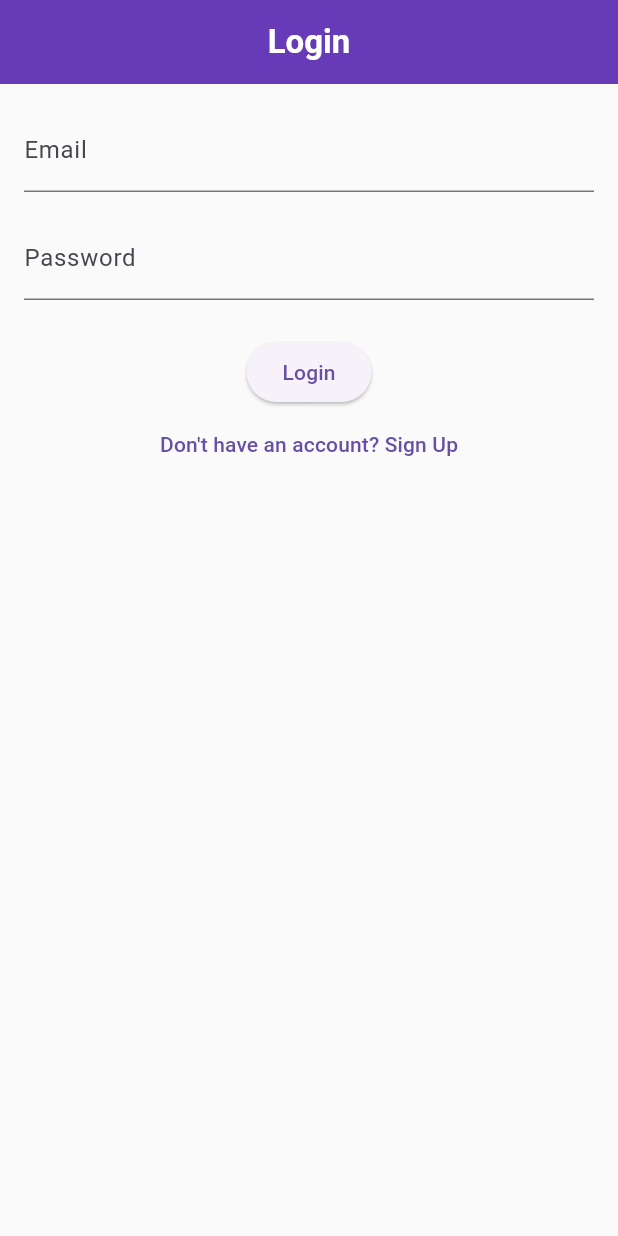
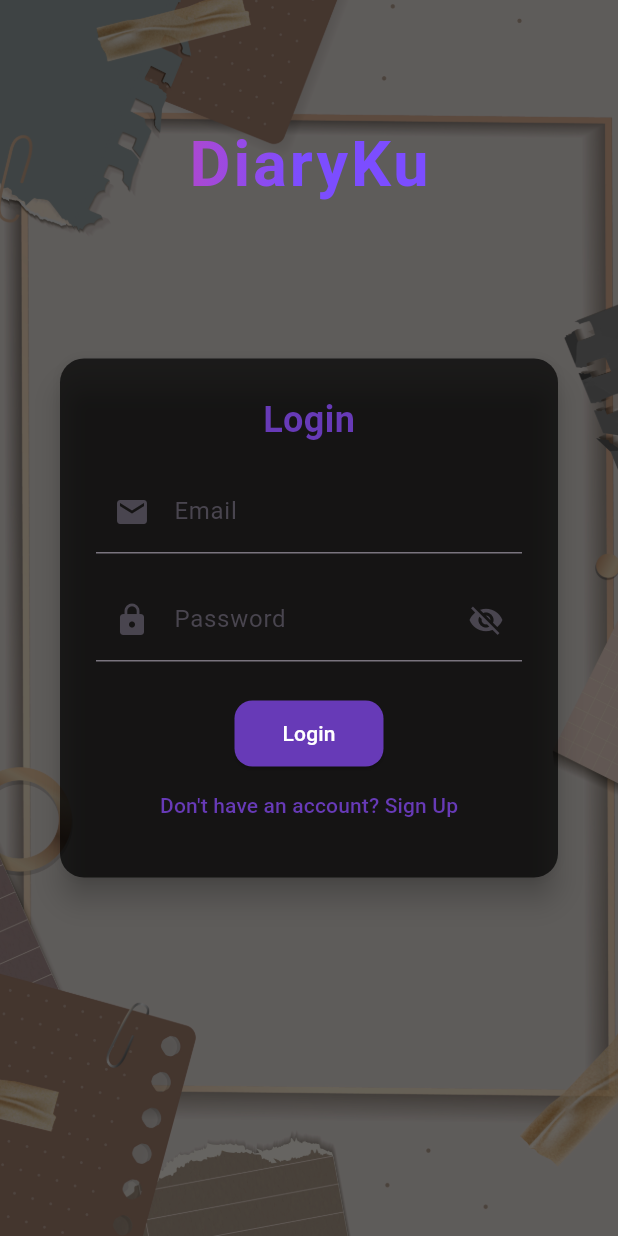
Before and after one commit to Iqmal312/mydiary, a Flutter app: the screen it shows after launch, on a phone screen of 412 x 824 dp. Run offline on Flutter 3.47's test engine with Material 3 defaults, Android fonts, the phone set to English and light mode, and no system bars; our stand-ins replace fl_chart, flutter_local_notifications, flutter_native_timezone, image_picker, shared_preferences, speech_to_text and 3 more; accounts and stored records are empty.

Commit message:
design login page

```diff
--- a/lib/auth_screen.dart
+++ b/lib/auth_screen.dart
@@ -1,6 +1,7 @@
 import 'package:flutter/material.dart';
 import 'database_helper.dart';
 import 'main_navigation.dart';
+import 'dart:ui' as ui;
 
 class AuthScreen extends StatefulWidget {
   const AuthScreen({super.key});
@@ -12,6 +13,7 @@ class AuthScreen extends StatefulWidget {
 class _AuthScreenState extends State<AuthScreen> {
   final _formKey = GlobalKey<FormState>();
   bool _isLogin = true;
+  bool _showPassword = false;
   String _email = '';
   String _password = '';
   final DatabaseHelper _dbHelper = DatabaseHelper();
@@ -24,7 +26,6 @@ class _AuthScreenState extends State<AuthScreen> {
         final user = await _dbHelper.getUser(_email, _password);
         debugPrint('Fetched user: $user');
         if (user != null) {
-        // Save user ID in AuthService for global access (optional)
           AuthService.instance.currentUserId = user['id'] as int;
 
           Navigator.pushReplacement(
@@ -48,7 +49,6 @@ debugPrint('Fetched user: $user');
     }
   }
 
-
   void _showError(String message) {
     ScaffoldMessenger.of(context).showSnackBar(
       SnackBar(content: Text(message), backgroundColor: Colors.red),
@@ -64,15 +64,74 @@ debugPrint('Fetched user: $user');
   @override
   Widget build(BuildContext context) {
     return Scaffold(
-      appBar: AppBar(title: Text(_isLogin ? 'Login' : 'Sign Up')),
-      body: Padding(
-        padding: const EdgeInsets.all(16),
+      body: Stack(
+        children: [
+          // 🎨 Background Image
+          Container(
+            decoration: const BoxDecoration(
+              image: DecorationImage(
+                image: AssetImage("assets/login.jpg"),
+                fit: BoxFit.cover,
+              ),
+            ),
+          ),
+
+          // 🌫️ Overlay
+          Container(color: Colors.black.withOpacity(0.6)),
+
+          // ✨ Stylish App Title at top center
+          Positioned(
+            top: 80,
+            left: 0,
+            right: 0,
+            child: Center(
+              child: Text(
+                'DiaryKu',
+                style: TextStyle(
+                  fontSize: 42,
+                  fontWeight: FontWeight.bold,
+                  letterSpacing: 2,
+                  foreground: Paint()
+                      ..shader = const LinearGradient(
+                        colors: [Colors.pinkAccent, Colors.deepPurpleAccent],
+                      ).createShader(
+                        Rect.fromLTWH(0.0, 0.0, 200.0, 70.0),
+                      ),
+                ),
+              ),
+            ),
+          ),
+
+
+          // 📝 Login / Sign Up Form
+          Center(
+            child: SingleChildScrollView(
+              padding: const EdgeInsets.all(24),
+              child: Card(
+                shape: RoundedRectangleBorder(borderRadius: BorderRadius.circular(16)),
+                elevation: 8,
+                color: Colors.black.withOpacity(0.7),
+                child: Padding(
+                  padding: const EdgeInsets.all(24),
                   child: Form(
                     key: _formKey,
                     child: Column(
+                      mainAxisSize: MainAxisSize.min,
                       children: [
+                        Text(
+                          _isLogin ? 'Login' : 'Sign Up',
+                          style: const TextStyle(
+                            fontSize: 24,
+                            fontWeight: FontWeight.bold,
+                            color: Colors.deepPurple,
+                          ),
+                        ),
+                        const SizedBox(height: 16),
                         TextFormField(
-                decoration: const InputDecoration(labelText: 'Email'),
+                          decoration: const InputDecoration(
+                            labelText: 'Email',
+                            prefixIcon: Icon(Icons.email),
+                          ),
                           keyboardType: TextInputType.emailAddress,
                           validator: (value) =>
                               value != null && value.contains('@') ? null : 'Enter a valid email',
@@ -80,8 +139,19 @@ debugPrint('Fetched user: $user');
                         ),
                         const SizedBox(height: 16),
                         TextFormField(
-                decoration: const InputDecoration(labelText: 'Password'),
-                obscureText: true,
+                          obscureText: !_showPassword,
+                          decoration: InputDecoration(
+                            labelText: 'Password',
+                            prefixIcon: const Icon(Icons.lock),
+                            suffixIcon: IconButton(
+                              icon: Icon(_showPassword ? Icons.visibility : Icons.visibility_off),
+                              onPressed: () {
+                                setState(() {
+                                  _showPassword = !_showPassword;
+                                });
+                              },
+                            ),
+                          ),
                           validator: (value) =>
                               value != null && value.length >= 6 ? null : 'Minimum 6 characters',
                           onSaved: (value) => _password = value!.trim(),
@@ -89,17 +159,33 @@ debugPrint('Fetched user: $user');
                         const SizedBox(height: 24),
                         ElevatedButton(
                           onPressed: _submit,
-                child: Text(_isLogin ? 'Login' : 'Sign Up'),
+                          style: ElevatedButton.styleFrom(
+                            backgroundColor: Colors.deepPurple,
+                            padding: const EdgeInsets.symmetric(horizontal: 32, vertical: 12),
+                            shape: RoundedRectangleBorder(
+                              borderRadius: BorderRadius.circular(12),
+                            ),
+                          ),
+                          child: Text(_isLogin ? 'Login' : 'Sign Up',
+                          style: const TextStyle(color: Colors.white),),
                         ),
                         TextButton(
                           onPressed: () => setState(() => _isLogin = !_isLogin),
-                child: Text(_isLogin
+                          child: Text(
+                            _isLogin
                                 ? "Don't have an account? Sign Up"
-                    : "Already have an account? Login"),
+                                : "Already have an account? Login",
+                            style: const TextStyle(color: Colors.deepPurple),
+                          ),
                         ),
                       ],
                     ),
                   ),
+                ),
+              ),
+            ),
+          ),
+        ],
       ),
     );
   }
@@ -108,7 +194,7 @@ debugPrint('Fetched user: $user');
 class AuthService {
   static final AuthService instance = AuthService._internal();
 
-  int? currentUserId; // will be set after login/signup
+  int? currentUserId;
 
   AuthService._internal();
 }
--- a/lib/database_helper.dart
+++ b/lib/database_helper.dart
@@ -50,6 +50,12 @@ class DatabaseHelper {
         ''');
 
         await db.execute('CREATE INDEX idx_date ON entries(date)');
+        onUpgrade: (db, oldVersion, newVersion) async {
+      if (oldVersion < 2) {
+        // Check if userId already exists before adding (optional)
+        await db.execute('ALTER TABLE entries ADD COLUMN userId INTEGER');
+      }
+        };
       },
     );
   }
@@ -85,14 +91,20 @@ class DatabaseHelper {
   // ---------------- DIARY METHODS ----------------
 
   Future<void> insertEntry(DiaryEntry entry) async {
-    final db = await database;
-    debugPrint("Inserting entry: ${entry.toMap()}");
+  final db = await database;
+  try {
+    debugPrint("🔍 Inserting entry: ${entry.toMap()}");
     await db.insert(
       'entries',
       entry.toMap(),
       conflictAlgorithm: ConflictAlgorithm.replace,
     );
+  } catch (e) {
+    debugPrint("❌ insertEntry failed: $e");
+    rethrow; // let it bubble up so you can see it in the error log
   }
+}
+
 
   Future<List<DiaryEntry>> getAllEntries({int? userId}) async {
     final db = await database;
--- a/pubspec.yaml
+++ b/pubspec.yaml
@@ -30,3 +30,5 @@ dev_dependencies:
 
 flutter:
   uses-material-design: true
+  assets:
+    - assets/login.jpg
```
Also changed, not shown: assets/login.jpg (added). Lines whose indentation alone changed are shown as unchanged.
